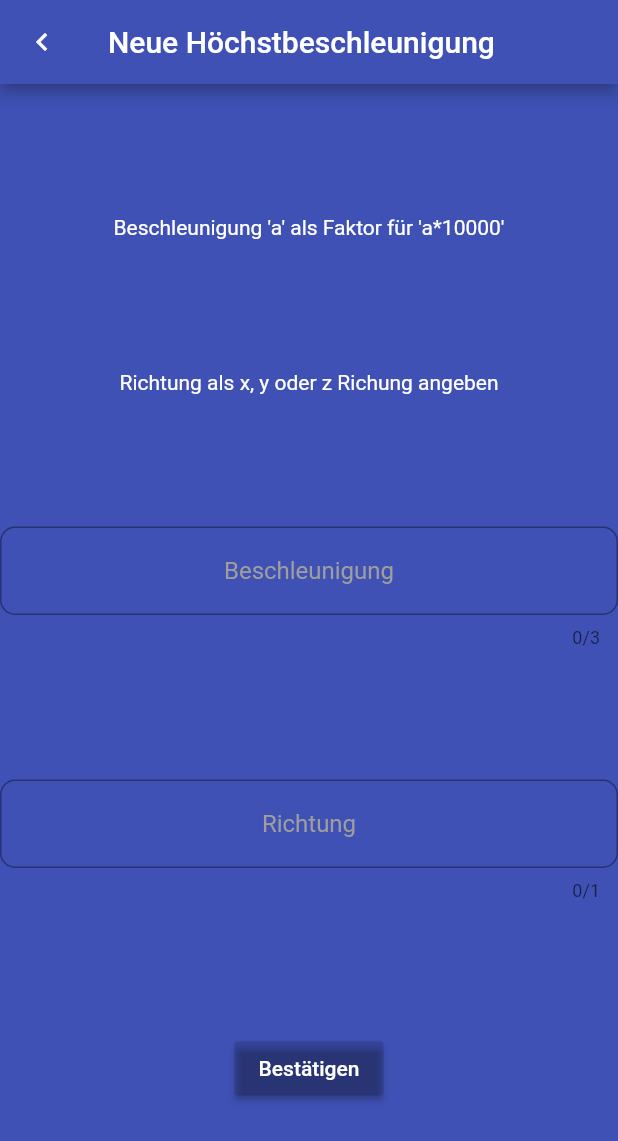
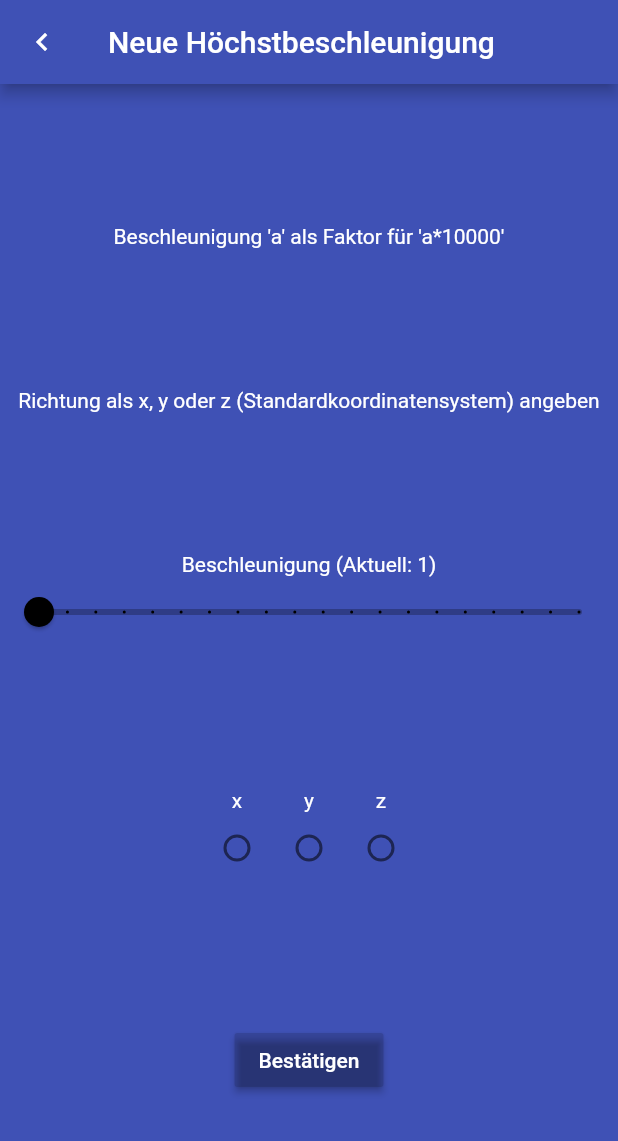
Before and after one commit to KorbinianRudolf/head_acceleration, a Flutter app: the NewComparePage screen opened directly, on a phone screen of 412 x 824 dp. Shown: the top 1141 px of the screen. Run offline on Flutter 3.47's test engine with Material 2 defaults, Android fonts, the phone set to English and light mode, and no system bars; our stand-ins replace flutter_blue, shared_preferences; missing offline and left inert: esense_flutter; accounts and stored records are empty.

Commit message:
input changed

```diff
--- a/lib/detailsPage.dart
+++ b/lib/detailsPage.dart
@@ -35,7 +35,7 @@ class _PageState extends State<DetailsPage> {
             _newText(
                 "Die Beschleunigung wird in m/s\u00B2 angegeben, bzw als Faktor a, sodass a*G die Beschleunigung ergibt."),
             _newText(
-                "Dabei entspricht G der Erdbeschleunigung, oder ca. 10m/s\u00B2."),
+                "Dabei entspricht G der Erdbeschleunigung, ca. 10m/s\u00B2."),
             _newText(
                 "In X und Z Richtung hält der Körper das bis zu 20fache der Erdbeschleunigung aus, bevor es gefährlich wird."),
             _newText(
--- a/lib/mainPage.dart
+++ b/lib/mainPage.dart
@@ -40,6 +40,7 @@ class _PageState extends State<MainPage> {
   int _accY = 0;
   int _accZ = 0;
   int _maxAcc = 0;
+  int _maxG = 0;
 
   String eSenseName = 'eSense-0362';
 
@@ -156,6 +157,9 @@ class _PageState extends State<MainPage> {
         if (_accZ.abs() > _maxAb) {
           _maxAcc = _accZ;
         }
+
+        _maxG = (_maxAb/ColorCalculator.G).round();
+
       });
     });
     setState(() {
@@ -246,7 +250,7 @@ class _PageState extends State<MainPage> {
                         mainAxisAlignment: MainAxisAlignment.spaceEvenly,
                         children: <Widget>[
                       new Text(
-                          "Maximal gemessene Beschleunigung: ${(_maxAcc.abs() / 1000).round()} m/s$_powOTwo",
+                          "Maximal gemessene Beschleunigung: ${(_maxAcc.abs() / 1000).round()} m/s$_powOTwo (ca. $_maxG G)",
                           style: new TextStyle(color: Colors.white)),
                       new Text(
                           (_blueOn)
--- a/lib/newCompare.dart
+++ b/lib/newCompare.dart
@@ -13,18 +13,18 @@ class _PageState extends State<NewComparePage> {
   SnackBar _fail;
 
   SnackBar _wrongValue = new SnackBar(
-      content: new Text("Die Beschleunigung muss eine Zahl größer 1 sein"));
+      content: new Text("Die Beschleunigung muss eine Zahl größer/gleich 1 sein"));
   SnackBar _wrongDir = new SnackBar(
       content: new Text(
-          "Die Richtung muss x,y oder z aus dem Standardkoordinatensystem entsprechen"));
+          "Es muss eine Richtung (x,y oder z) ausgewählt werden."));
 
-  int _value = 0;
+  int _value = 1;
   String _dir = "";
 
   bool _validate(val, String dir) {
     print(dir);
     bool ret = true;
-    if (val == null || val <= 1) {
+    if (val == null || val < 1) {
       _fail = _wrongValue;
       ret = false;
     } else if (_dir != 'x' && _dir != 'y' && _dir != 'z') {
@@ -56,10 +56,10 @@ class _PageState extends State<NewComparePage> {
                 style: _white,
               ),
               new Text(
-                "Richtung als x, y oder z Richung angeben",
+                "Richtung als x, y oder z (Standardkoordinatensystem) angeben",
                 style: _white,
               ),
-              TextField(
+              /*TextField(
                 decoration: new InputDecoration(
                   border: OutlineInputBorder(
                       borderSide: BorderSide(
@@ -78,8 +78,28 @@ class _PageState extends State<NewComparePage> {
                 onChanged: (input) {
                   _value = int.parse(input);
                 },
+              ),*/
+              new Column(
+                children: <Widget>[
+                  Text("Beschleunigung (Aktuell: $_value)", style: _white,),
+                  Slider(
+                    activeColor: Colors.black,
+                    inactiveColor: Colors.black26,
+                    divisions: 19,
+                    min: 1,
+                    max: 20,
+                    value: _value.toDouble(),
+                    onChanged: (newVal) {
+                      setState(() {
+                        _value = newVal.round();
+                      });
+                    },
+                    label: "$_value G",
+                  )
+                ],
               ),
-              TextField(
+
+              /*    TextField(
                 decoration: new InputDecoration(
                   border: OutlineInputBorder(
                     borderSide: BorderSide(
@@ -98,6 +118,48 @@ class _PageState extends State<NewComparePage> {
                 onChanged: (input) {
                   _dir = input.toLowerCase();
                 },
+              ),*/
+              new Row(
+                mainAxisAlignment: MainAxisAlignment.center,
+                children: <Widget>[
+                  Column(children: <Widget>[
+                    Text("x", style: _white),
+                    Radio(
+                      value: "x",
+                      groupValue: _dir,
+                      onChanged: (val) {
+                        setState(() {
+                          _dir = val;
+                        });
+                      },
+                    )
+                  ]),
+                  Column(children: <Widget>[
+                    Text("y", style: _white),
+                    Radio(
+                      value: "y",
+                      groupValue: _dir,
+                      onChanged: (val) {
+                        setState(() {
+                          _dir = val;
+                        });
+
+                      },
+                    )
+                  ]),
+                  Column(children: <Widget>[
+                    Text("z", style: _white),
+                    Radio(
+                      value: "z",
+                      groupValue: _dir,
+                      onChanged: (val) {
+                        setState(() {
+                          _dir = val;
+                        });
+                      },
+                    )
+                  ]),
+                ],
               ),
               RaisedButton(
                 color: Colors.black12,
```
